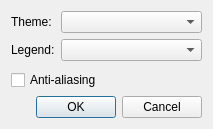
First picture: the form in Forms/chartsettingsdialog.ui, repository ArashMassoudieh/WaterwAIs, before the edit.
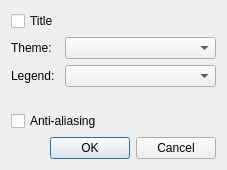
Second picture: the form after the edit.

What changed in the file:
```diff
--- a/Forms/chartsettingsdialog.ui
+++ b/Forms/chartsettingsdialog.ui
@@ -6,8 +6,8 @@
    <rect>
     <x>0</x>
     <y>0</y>
-    <width>213</width>
-    <height>129</height>
+    <width>227</width>
+    <height>170</height>
    </rect>
   </property>
   <property name="sizePolicy">
@@ -22,26 +22,36 @@
   <layout class="QVBoxLayout" name="verticalLayout">
    <item>
     <layout class="QFormLayout" name="formLayout">
-     <item row="0" column="0">
+     <item row="1" column="0">
       <widget class="QLabel" name="label">
        <property name="text">
         <string>Theme:</string>
        </property>
       </widget>
      </item>
-     <item row="0" column="1">
+     <item row="1" column="1">
       <widget class="QComboBox" name="comboBoxTheme"/>
      </item>
-     <item row="1" column="0">
+     <item row="2" column="0">
       <widget class="QLabel" name="label_2">
        <property name="text">
         <string>Legend:</string>
        </property>
       </widget>
      </item>
-     <item row="1" column="1">
+     <item row="2" column="1">
       <widget class="QComboBox" name="comboBoxLegend"/>
      </item>
+     <item row="0" column="0">
+      <widget class="QCheckBox" name="checkBoxTitle">
+       <property name="toolTip">
+        <string>Shows chart title</string>
+       </property>
+       <property name="text">
+        <string>Title</string>
+       </property>
+      </widget>
+     </item>
     </layout>
    </item>
    <item>
```
Left out of the diff: 36 changed lines with no effect on the pictures.
